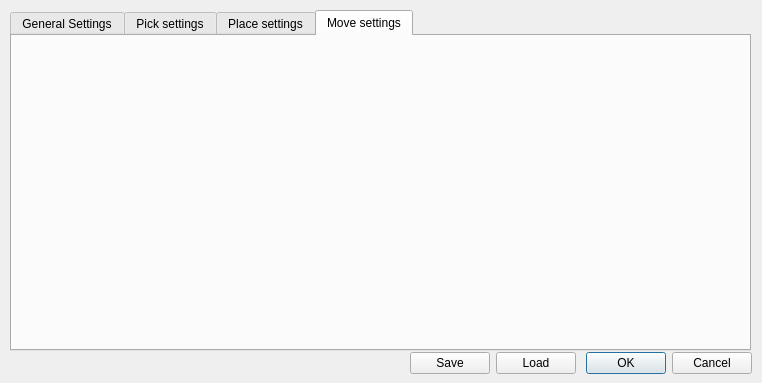
Old version of the form ui/prmstardialog.ui in the repository zohannn/motion_manager.
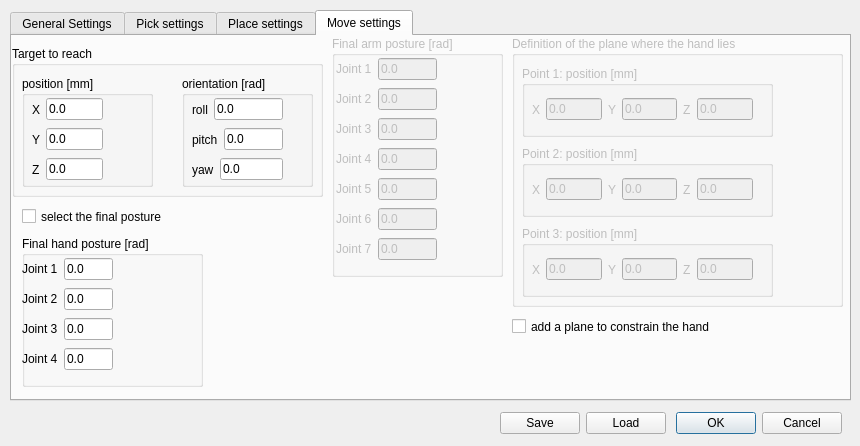
New version of the form. The open tabs and pages were chosen to show the change.

```diff
--- a/ui/prmstardialog.ui
+++ b/ui/prmstardialog.ui
@@ -6,8 +6,8 @@
    <rect>
     <x>0</x>
     <y>0</y>
-    <width>762</width>
-    <height>383</height>
+    <width>860</width>
+    <height>446</height>
    </rect>
   </property>
   <property name="windowTitle">
@@ -18,8 +18,8 @@
     <rect>
      <x>10</x>
      <y>10</y>
-     <width>741</width>
-     <height>341</height>
+     <width>841</width>
+     <height>391</height>
     </rect>
    </property>
    <property name="currentIndex">
@@ -704,13 +704,738 @@
     <attribute name="title">
      <string>Move settings</string>
     </attribute>
+    <widget class="QCheckBox" name="checkBox_add_plane">
+     <property name="geometry">
+      <rect>
+       <x>500</x>
+       <y>280</y>
+       <width>241</width>
+       <height>21</height>
+      </rect>
+     </property>
+     <property name="text">
+      <string>add a plane to constrain the hand  </string>
+     </property>
+    </widget>
+    <widget class="QGroupBox" name="groupBox_final_arm">
+     <property name="enabled">
+      <bool>false</bool>
+     </property>
+     <property name="geometry">
+      <rect>
+       <x>320</x>
+       <y>0</y>
+       <width>171</width>
+       <height>241</height>
+      </rect>
+     </property>
+     <property name="title">
+      <string>Final arm posture [rad]</string>
+     </property>
+     <widget class="QWidget" name="layoutWidget_2">
+      <property name="geometry">
+       <rect>
+        <x>4</x>
+        <y>20</y>
+        <width>101</width>
+        <height>213</height>
+       </rect>
+      </property>
+      <layout class="QVBoxLayout" name="verticalLayout_6">
+       <item>
+        <layout class="QHBoxLayout" name="horizontalLayout_46">
+         <item>
+          <widget class="QLabel" name="label_131">
+           <property name="text">
+            <string>Joint 1</string>
+           </property>
+          </widget>
+         </item>
+         <item>
+          <widget class="QLineEdit" name="lineEdit_final_arm_1">
+           <property name="text">
+            <string>0.0</string>
+           </property>
+          </widget>
+         </item>
+        </layout>
+       </item>
+       <item>
+        <layout class="QHBoxLayout" name="horizontalLayout_45">
+         <item>
+          <widget class="QLabel" name="label_132">
+           <property name="text">
+            <string>Joint 2</string>
+           </property>
+          </widget>
+         </item>
+         <item>
+          <widget class="QLineEdit" name="lineEdit_final_arm_2">
+           <property name="text">
+            <string>0.0</string>
+           </property>
+          </widget>
+         </item>
+        </layout>
+       </item>
+       <item>
+        <layout class="QHBoxLayout" name="horizontalLayout_44">
+         <item>
+          <widget class="QLabel" name="label_133">
+           <property name="text">
+            <string>Joint 3</string>
+           </property>
+          </widget>
+         </item>
+         <item>
+          <widget class="QLineEdit" name="lineEdit_final_arm_3">
+           <property name="text">
+            <string>0.0</string>
+           </property>
+          </widget>
+         </item>
+        </layout>
+       </item>
+       <item>
+        <layout class="QHBoxLayout" name="horizontalLayout_28">
+         <item>
+          <widget class="QLabel" name="label_134">
+           <property name="text">
+            <string>Joint 4</string>
+           </property>
+          </widget>
+         </item>
+         <item>
+          <widget class="QLineEdit" name="lineEdit_final_arm_4">
+           <property name="text">
+            <string>0.0</string>
+           </property>
+          </widget>
+         </item>
+        </layout>
+       </item>
+       <item>
+        <layout class="QHBoxLayout" name="horizontalLayout_27">
+         <item>
+          <widget class="QLabel" name="label_135">
+           <property name="text">
+            <string>Joint 5</string>
+           </property>
+          </widget>
+         </item>
+         <item>
+          <widget class="QLineEdit" name="lineEdit_final_arm_5">
+           <property name="text">
+            <string>0.0</string>
+           </property>
+          </widget>
+         </item>
+        </layout>
+       </item>
+       <item>
+        <layout class="QHBoxLayout" name="horizontalLayout_25">
+         <item>
+          <widget class="QLabel" name="label_136">
+           <property name="text">
+            <string>Joint 6</string>
+           </property>
+          </widget>
+         </item>
+         <item>
+          <widget class="QLineEdit" name="lineEdit_final_arm_6">
+           <property name="text">
+            <string>0.0</string>
+           </property>
+          </widget>
+         </item>
+        </layout>
+       </item>
+       <item>
+        <layout class="QHBoxLayout" name="horizontalLayout_19">
+         <item>
+          <widget class="QLabel" name="label_137">
+           <property name="text">
+            <string>Joint 7</string>
+           </property>
+          </widget>
+         </item>
+         <item>
+          <widget class="QLineEdit" name="lineEdit_final_arm_7">
+           <property name="text">
+            <string>0.0</string>
+           </property>
+          </widget>
+         </item>
+        </layout>
+       </item>
+      </layout>
+     </widget>
+    </widget>
+    <widget class="QGroupBox" name="groupBox_plane">
+     <property name="enabled">
+      <bool>false</bool>
+     </property>
+     <property name="geometry">
+      <rect>
+       <x>500</x>
+       <y>0</y>
+       <width>331</width>
+       <height>271</height>
+      </rect>
+     </property>
+     <property name="title">
+      <string>Definition of the plane where the hand lies </string>
+     </property>
+     <widget class="QGroupBox" name="groupBox_plane_point_1">
+      <property name="geometry">
+       <rect>
+        <x>10</x>
+        <y>30</y>
+        <width>251</width>
+        <height>71</height>
+       </rect>
+      </property>
+      <property name="title">
+       <string>Point 1: position [mm]</string>
+      </property>
+      <widget class="QWidget" name="layoutWidget_3">
+       <property name="geometry">
+        <rect>
+         <x>10</x>
+         <y>30</y>
+         <width>221</width>
+         <height>27</height>
+        </rect>
+       </property>
+       <layout class="QHBoxLayout" name="horizontalLayout_62">
+        <item>
+         <layout class="QHBoxLayout" name="horizontalLayout_55">
+          <item>
+           <widget class="QLabel" name="label_147">
+            <property name="text">
+             <string>X</string>
+            </property>
+           </widget>
+          </item>
+          <item>
+           <widget class="QLineEdit" name="lineEdit_point_1_x">
+            <property name="text">
+             <string>0.0</string>
+            </property>
+           </widget>
+          </item>
+         </layout>
+        </item>
+        <item>
+         <layout class="QHBoxLayout" name="horizontalLayout_53">
+          <item>
+           <widget class="QLabel" name="label_141">
+            <property name="text">
+             <string>Y</string>
+            </property>
+           </widget>
+          </item>
+          <item>
+           <widget class="QLineEdit" name="lineEdit_point_1_y">
+            <property name="text">
+             <string>0.0</string>
+            </property>
+           </widget>
+          </item>
+         </layout>
+        </item>
+        <item>
+         <layout class="QHBoxLayout" name="horizontalLayout_54">
+          <item>
+           <widget class="QLabel" name="label_146">
+            <property name="text">
+             <string>Z</string>
+            </property>
+           </widget>
+          </item>
+          <item>
+           <widget class="QLineEdit" name="lineEdit_point_1_z">
+            <property name="text">
+             <string>0.0</string>
+            </property>
+           </widget>
+          </item>
+         </layout>
+        </item>
+       </layout>
+      </widget>
+     </widget>
+     <widget class="QGroupBox" name="groupBox_plane_point_2">
+      <property name="geometry">
+       <rect>
+        <x>10</x>
+        <y>110</y>
+        <width>251</width>
+        <height>71</height>
+       </rect>
+      </property>
+      <property name="title">
+       <string>Point 2: position [mm]</string>
+      </property>
+      <widget class="QWidget" name="layoutWidget_8">
+       <property name="geometry">
+        <rect>
+         <x>10</x>
+         <y>30</y>
+         <width>221</width>
+         <height>27</height>
+        </rect>
+       </property>
+       <layout class="QHBoxLayout" name="horizontalLayout_63">
+        <item>
+         <layout class="QHBoxLayout" name="horizontalLayout_56">
+          <item>
+           <widget class="QLabel" name="label_148">
+            <property name="text">
+             <string>X</string>
+            </property>
+           </widget>
+          </item>
+          <item>
+           <widget class="QLineEdit" name="lineEdit_point_2_x">
+            <property name="text">
+             <string>0.0</string>
+            </property>
+           </widget>
+          </item>
+         </layout>
+        </item>
+        <item>
+         <layout class="QHBoxLayout" name="horizontalLayout_57">
+          <item>
+           <widget class="QLabel" name="label_149">
+            <property name="text">
+             <string>Y</string>
+            </property>
+           </widget>
+          </item>
+          <item>
+           <widget class="QLineEdit" name="lineEdit_point_2_y">
+            <property name="text">
+             <string>0.0</string>
+            </property>
+           </widget>
+          </item>
+         </layout>
+        </item>
+        <item>
+         <layout class="QHBoxLayout" name="horizontalLayout_58">
+          <item>
+           <widget class="QLabel" name="label_150">
+            <property name="text">
+             <string>Z</string>
+            </property>
+           </widget>
+          </item>
+          <item>
+           <widget class="QLineEdit" name="lineEdit_point_2_z">
+            <property name="text">
+             <string>0.0</string>
+            </property>
+           </widget>
+          </item>
+         </layout>
+        </item>
+       </layout>
+      </widget>
+     </widget>
+     <widget class="QGroupBox" name="groupBox_plane_point_3">
+      <property name="geometry">
+       <rect>
+        <x>10</x>
+        <y>190</y>
+        <width>251</width>
+        <height>71</height>
+       </rect>
+      </property>
+      <property name="title">
+       <string>Point 3: position [mm]</string>
+      </property>
+      <widget class="QWidget" name="layoutWidget_9">
+       <property name="geometry">
+        <rect>
+         <x>10</x>
+         <y>30</y>
+         <width>221</width>
+         <height>27</height>
+        </rect>
+       </property>
+       <layout class="QHBoxLayout" name="horizontalLayout_64">
+        <item>
+         <layout class="QHBoxLayout" name="horizontalLayout_59">
+          <item>
+           <widget class="QLabel" name="label_151">
+            <property name="text">
+             <string>X</string>
+            </property>
+           </widget>
+          </item>
+          <item>
+           <widget class="QLineEdit" name="lineEdit_point_3_x">
+            <property name="text">
+             <string>0.0</string>
+            </property>
+           </widget>
+          </item>
+         </layout>
+        </item>
+        <item>
+         <layout class="QHBoxLayout" name="horizontalLayout_60">
+          <item>
+           <widget class="QLabel" name="label_152">
+            <property name="text">
+             <string>Y</string>
+            </property>
+           </widget>
+          </item>
+          <item>
+           <widget class="QLineEdit" name="lineEdit_point_3_y">
+            <property name="text">
+             <string>0.0</string>
+            </property>
+           </widget>
+          </item>
+         </layout>
+        </item>
+        <item>
+         <layout class="QHBoxLayout" name="horizontalLayout_61">
+          <item>
+           <widget class="QLabel" name="label_153">
+            <property name="text">
+             <string>Z</string>
+            </property>
+           </widget>
+          </item>
+          <item>
+           <widget class="QLineEdit" name="lineEdit_point_3_z">
+            <property name="text">
+             <string>0.0</string>
+            </property>
+           </widget>
+          </item>
+         </layout>
+        </item>
+       </layout>
+      </widget>
+     </widget>
+    </widget>
+    <widget class="QGroupBox" name="groupBox_target">
+     <property name="geometry">
+      <rect>
+       <x>0</x>
+       <y>10</y>
+       <width>311</width>
+       <height>151</height>
+      </rect>
+     </property>
+     <property name="title">
+      <string>Target to reach</string>
+     </property>
+     <widget class="QGroupBox" name="groupBox_target_pos">
+      <property name="geometry">
+       <rect>
+        <x>10</x>
+        <y>30</y>
+        <width>131</width>
+        <height>111</height>
+       </rect>
+      </property>
+      <property name="title">
+       <string>position [mm]</string>
+      </property>
+      <widget class="QWidget" name="layoutWidget_20">
+       <property name="geometry">
+        <rect>
+         <x>10</x>
+         <y>50</y>
+         <width>71</width>
+         <height>27</height>
+        </rect>
+       </property>
+       <layout class="QHBoxLayout" name="horizontalLayout_41">
+        <item>
+         <widget class="QLabel" name="label_128">
+          <property name="text">
+           <string>Y</string>
+          </property>
+         </widget>
+        </item>
+        <item>
+         <widget class="QLineEdit" name="lineEdit_target_y">
+          <property name="text">
+           <string>0.0</string>
+          </property>
+         </widget>
+        </item>
+       </layout>
+      </widget>
+      <widget class="QWidget" name="layoutWidget_21">
+       <property name="geometry">
+        <rect>
+         <x>10</x>
+         <y>80</y>
+         <width>71</width>
+         <height>27</height>
+        </rect>
+       </property>
+       <layout class="QHBoxLayout" name="horizontalLayout_42">
+        <item>
+         <widget class="QLabel" name="label_129">
+          <property name="text">
+           <string>Z</string>
+          </property>
+         </widget>
+        </item>
+        <item>
+         <widget class="QLineEdit" name="lineEdit_target_z">
+          <property name="text">
+           <string>0.0</string>
+          </property>
+         </widget>
+        </item>
+       </layout>
+      </widget>
+      <widget class="QWidget" name="layoutWidget_eng_tol_pos_7">
+       <property name="geometry">
+        <rect>
+         <x>10</x>
+         <y>20</y>
+         <width>71</width>
+         <height>27</height>
+        </rect>
+       </property>
+       <layout class="QHBoxLayout" name="horizontalLayout_43">
+        <item>
+         <widget class="QLabel" name="label_130">
+          <property name="text">
+           <string>X</string>
+          </property>
+         </widget>
+        </item>
+        <item>
+         <widget class="QLineEdit" name="lineEdit_target_x">
+          <property name="text">
+           <string>0.0</string>
+          </property>
+         </widget>
+        </item>
+       </layout>
+      </widget>
+     </widget>
+     <widget class="QGroupBox" name="groupBox_target_orientation">
+      <property name="geometry">
+       <rect>
+        <x>170</x>
+        <y>30</y>
+        <width>131</width>
+        <height>111</height>
+       </rect>
+      </property>
+      <property name="title">
+       <string>orientation [rad]</string>
+      </property>
+      <widget class="QWidget" name="layoutWidget_22">
+       <property name="geometry">
+        <rect>
+         <x>10</x>
+         <y>50</y>
+         <width>91</width>
+         <height>27</height>
+        </rect>
+       </property>
+       <layout class="QHBoxLayout" name="horizontalLayout_50">
+        <item>
+         <widget class="QLabel" name="label_138">
+          <property name="text">
+           <string>pitch</string>
+          </property>
+         </widget>
+        </item>
+        <item>
+         <widget class="QLineEdit" name="lineEdit_target_pitch">
+          <property name="text">
+           <string>0.0</string>
+          </property>
+         </widget>
+        </item>
+       </layout>
+      </widget>
+      <widget class="QWidget" name="layoutWidget_23">
+       <property name="geometry">
+        <rect>
+         <x>10</x>
+         <y>80</y>
+         <width>91</width>
+         <height>27</height>
+        </rect>
+       </property>
+       <layout class="QHBoxLayout" name="horizontalLayout_51">
+        <item>
+         <widget class="QLabel" name="label_139">
+          <property name="text">
+           <string>yaw</string>
+          </property>
+         </widget>
+        </item>
+        <item>
+         <widget class="QLineEdit" name="lineEdit_target_yaw">
+          <property name="text">
+           <string>0.0</string>
+          </property>
+         </widget>
+        </item>
+       </layout>
+      </widget>
+      <widget class="QWidget" name="layoutWidget_eng_tol_pos_8">
+       <property name="geometry">
+        <rect>
+         <x>10</x>
+         <y>20</y>
+         <width>91</width>
+         <height>27</height>
+        </rect>
+       </property>
+       <layout class="QHBoxLayout" name="horizontalLayout_52">
+        <item>
+         <widget class="QLabel" name="label_140">
+          <property name="text">
+           <string>roll</string>
+          </property>
+         </widget>
+        </item>
+        <item>
+         <widget class="QLineEdit" name="lineEdit_target_roll">
+          <property name="text">
+           <string>0.0</string>
+          </property>
+         </widget>
+        </item>
+       </layout>
+      </widget>
+     </widget>
+    </widget>
+    <widget class="QGroupBox" name="groupBox_final_hand">
+     <property name="geometry">
+      <rect>
+       <x>10</x>
+       <y>200</y>
+       <width>181</width>
+       <height>151</height>
+      </rect>
+     </property>
+     <property name="title">
+      <string>Final hand posture [rad]</string>
+     </property>
+     <widget class="QWidget" name="layoutWidget_4">
+      <property name="geometry">
+       <rect>
+        <x>0</x>
+        <y>20</y>
+        <width>91</width>
+        <height>120</height>
+       </rect>
+      </property>
+      <layout class="QVBoxLayout" name="verticalLayout_38">
+       <item>
+        <layout class="QHBoxLayout" name="horizontalLayout_49">
+         <item>
+          <widget class="QLabel" name="label_142">
+           <property name="text">
+            <string>Joint 1</string>
+           </property>
+          </widget>
+         </item>
+         <item>
+          <widget class="QLineEdit" name="lineEdit_final_hand_1">
+           <property name="text">
+            <string>0.0</string>
+           </property>
+          </widget>
+         </item>
+        </layout>
+       </item>
+       <item>
+        <layout class="QHBoxLayout" name="horizontalLayout_48">
+         <item>
+          <widget class="QLabel" name="label_143">
+           <property name="text">
+            <string>Joint 2</string>
+           </property>
+          </widget>
+         </item>
+         <item>
+          <widget class="QLineEdit" name="lineEdit_final_hand_2">
+           <property name="text">
+            <string>0.0</string>
+           </property>
+          </widget>
+         </item>
+        </layout>
+       </item>
+       <item>
+        <layout class="QHBoxLayout" name="horizontalLayout_47">
+         <item>
+          <widget class="QLabel" name="label_144">
+           <property name="text">
+            <string>Joint 3</string>
+           </property>
+          </widget>
+         </item>
+         <item>
+          <widget class="QLineEdit" name="lineEdit_final_hand_3">
+           <property name="text">
+            <string>0.0</string>
+           </property>
+          </widget>
+         </item>
+        </layout>
+       </item>
+       <item>
+        <layout class="QHBoxLayout" name="horizontalLayout_26">
+         <item>
+          <widget class="QLabel" name="label_145">
+           <property name="text">
+            <string>Joint 4</string>
+           </property>
+          </widget>
+         </item>
+         <item>
+          <widget class="QLineEdit" name="lineEdit_final_hand_4">
+           <property name="text">
+            <string>0.0</string>
+           </property>
+          </widget>
+         </item>
+        </layout>
+       </item>
+      </layout>
+     </widget>
+    </widget>
+    <widget class="QCheckBox" name="checkBox_sel_final_posture">
+     <property name="geometry">
+      <rect>
+       <x>10</x>
+       <y>170</y>
+       <width>211</width>
+       <height>21</height>
+      </rect>
+     </property>
+     <property name="text">
+      <string>select the final posture</string>
+     </property>
+    </widget>
    </widget>
   </widget>
   <widget class="QWidget" name="layoutWidget">
    <property name="geometry">
     <rect>
-     <x>410</x>
-     <y>350</y>
+     <x>500</x>
+     <y>410</y>
      <width>342</width>
      <height>27</height>
     </rect>
```
